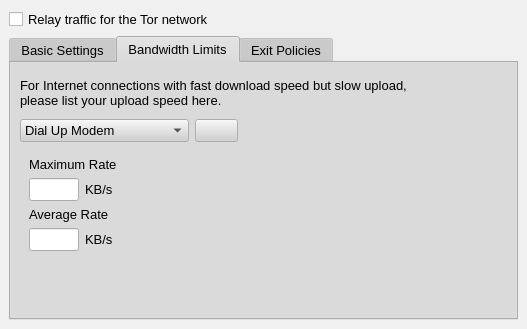
Above: src/gui/config/serverpage.ui from a-ilin/vidalia before the change. Below: the same form after it.
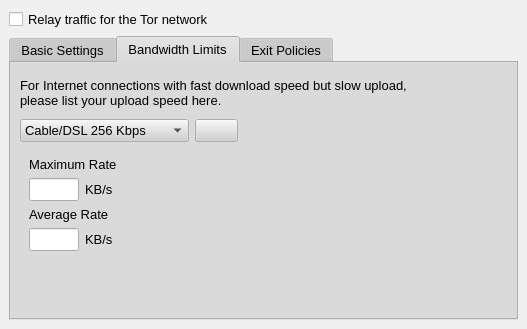
That is the form after the change. The open tabs and pages were chosen to show the change. Icons and pictures are not drawn.

Commit message:
Remove "Dial Up Modem" from the list of bandwidth limits.
svn:r1302

```diff
--- a/src/gui/config/serverpage.ui
+++ b/src/gui/config/serverpage.ui
@@ -744,11 +744,6 @@
               <property name="sizeAdjustPolicy" >
                <enum>QComboBox::AdjustToContents</enum>
               </property>
-              <item>
-               <property name="text" >
-                <string>Dial Up Modem</string>
-               </property>
-              </item>
               <item>
                <property name="text" >
                 <string>Cable/DSL 256 Kbps</string>
```
